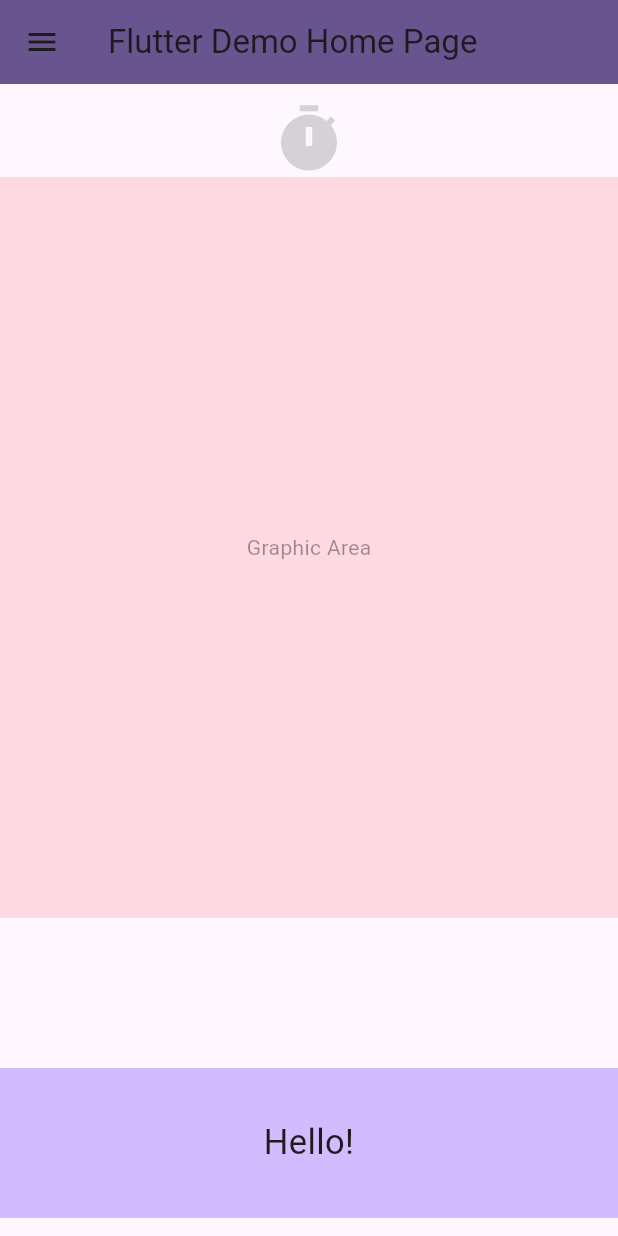
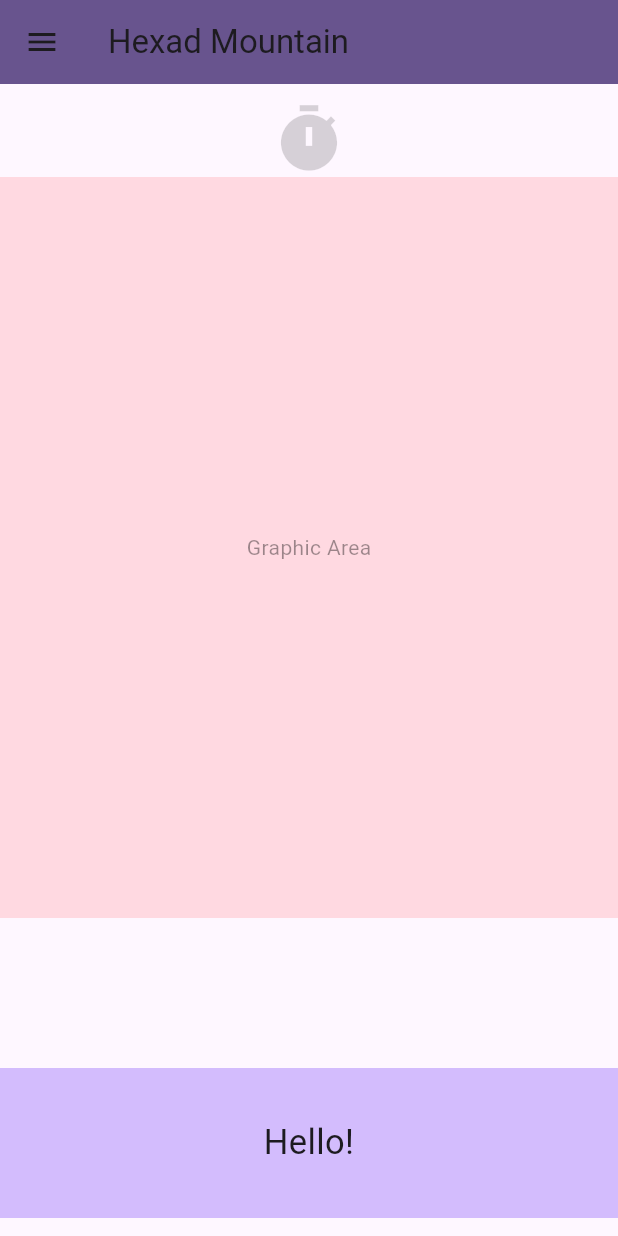
Before and after one commit to JDnikolo/thesis_gamified_hexad_extraction, a Flutter app: the screen it shows after launch, on a phone screen of 412 x 824 dp. Run offline on Flutter 3.47's test engine with Material 2 defaults, Android fonts, the light colour scheme and no system bars; drawn by our look-alikes of animated_text_kit.

Commit message:
General cleanup

```diff
--- a/lib/main.dart
+++ b/lib/main.dart
@@ -13,50 +13,22 @@ void main() {
 
 class MyApp extends StatelessWidget {
   const MyApp({super.key});
-
-  // This widget is the root of your application.
   @override
   Widget build(BuildContext context) {
     return MaterialApp(
       title: 'Flutter Demo',
       theme: ThemeData(
-        // This is the theme of your application.
-        //
-        // TRY THIS: Try running your application with "flutter run". You'll see
-        // the application has a blue toolbar. Then, without quitting the app,
-        // try changing the seedColor in the colorScheme below to Colors.green
-        // and then invoke "hot reload" (save your changes or press the "hot
-        // reload" button in a Flutter-supported IDE, or press "r" if you used
-        // the command line to start the app).
-        //
-        // Notice that the counter didn't reset back to zero; the application
-        // state is not lost during the reload. To reset the state, use hot
-        // restart instead.
-        //
-        // This works for code too, not just values: Most code changes can be
-        // tested with just a hot reload.
         colorScheme: ColorScheme.fromSeed(seedColor: Colors.deepPurple),
         useMaterial3: true,
       ),
-      home: const MyHomePage(title: 'Flutter Demo Home Page'),
+      home: const MyHomePage(title: 'Hexad Mountain'),
     );
   }
 }
 
 class MyHomePage extends StatefulWidget {
   const MyHomePage({super.key, required this.title});
-
-  // This widget is the home page of your application. It is stateful, meaning
-  // that it has a State object (defined below) that contains fields that affect
-  // how it looks.
-
-  // This class is the configuration for the state. It holds the values (in this
-  // case the title) provided by the parent (in this case the App widget) and
-  // used by the build method of the State. Fields in a Widget subclass are
-  // always marked "final".
-
   final String title;
-
   @override
   State<MyHomePage> createState() => _MyHomePageState();
 }
@@ -76,6 +48,7 @@ class _MyHomePageState extends State<MyHomePage>
   Timer? answerTime;
   int secondsLeft = 0;
   bool textAnimationCompleted = true;
+
   //point and power-up related variables
   int points = 0;
   bool retryActive = false;
@@ -258,19 +231,9 @@ class _MyHomePageState extends State<MyHomePage>
   @override
   Widget build(BuildContext context) {
     // This method is rerun every time setState is called, for instance as done
-    // by the _incrementCounter method above.
-    //
-    // The Flutter framework has been optimized to make rerunning build methods
-    // fast, so that you can just rebuild anything that needs updating rather
-    // than having to individually change instances of widgets.
     return Scaffold(
       appBar: AppBar(
-        // TRY THIS: Try changing the color here to a specific color (to
-        // Colors.amber, perhaps?) and trigger a hot reload to see the AppBar
-        // change color while the other colors stay the same.
         backgroundColor: Theme.of(context).colorScheme.primary,
-        // Here we take the value from the MyHomePage object that was created by
-        // the App.build method, and use it to set our appbar title.
         title: Text(widget.title),
       ),
       drawer: Drawer(
@@ -355,22 +318,7 @@ class _MyHomePageState extends State<MyHomePage>
         ),
       ),
       body: Center(
-        // Center is a layout widget. It takes a single child and positions it
-        // in the middle of the parent.
         child: Column(
-          // Column is also a layout widget. It takes a list of children and
-          // arranges them vertically. By default, it sizes itself to fit its
-          // children horizontally, and tries to be as tall as its parent.
-          //
-          // Column has various properties to control how it sizes itself and
-          // how it positions its children. Here we use mainAxisAlignment to
-          // center the children vertically; the main axis here is the vertical
-          // axis because Columns are vertical (the cross axis would be
-          // horizontal).
-          //
-          // TRY THIS: Invoke "debug painting" (choose the "Toggle Debug Paint"
-          // action in the IDE, or press "p" in the console), to see the
-          // wireframe for each widget.
           mainAxisAlignment: MainAxisAlignment.start,
           mainAxisSize: MainAxisSize.min,
           children: <Widget>[
```
